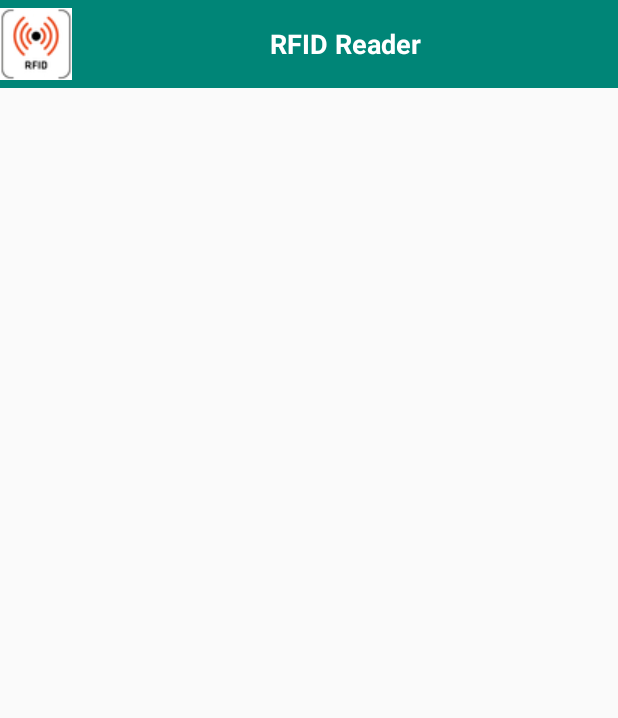
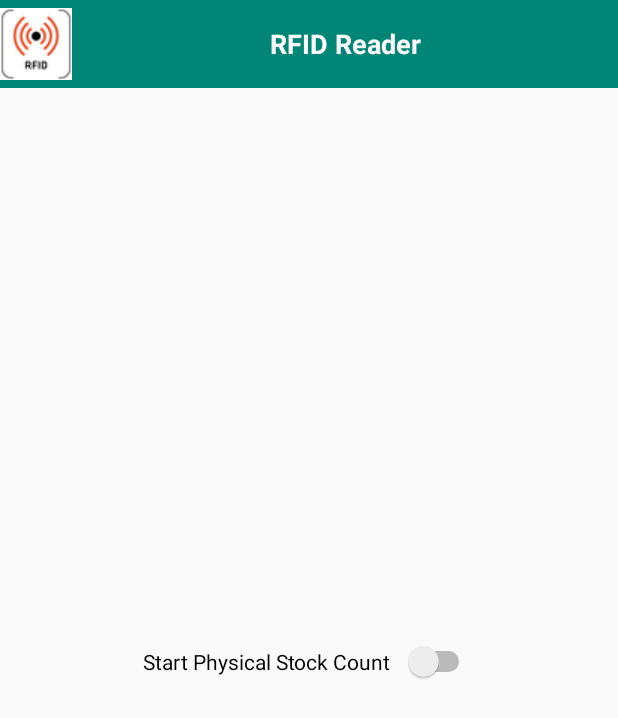
Before and after one commit to Vjcodemaster/RFID-Reader, an Android app: the screen it shows after launch (MainActivity), on a phone screen of 412 x 824 dp. Shown: the top 718 px of the screen. Run offline under Robolectric (Android 15) with nearby library versions, the phone set to English and light mode, and no system bars; our stand-ins replace Volley.

Commit message:
ChangeLog: **added toast. **added new switch button to make sure the request is sent to right URL **now using flag when switch button is clicked

```diff
--- a/app/src/main/java/app_utility/StaticReferenceClass.java
+++ b/app/src/main/java/app_utility/StaticReferenceClass.java
@@ -2,7 +2,7 @@ package app_utility;
 
 public class StaticReferenceClass {
 
-    public static final String sURL = "http://192.168.1.59:7000/api/";
+    public static final String sURL = "http://192.168.1.15:8040/api/";//"http://192.168.1.41:7000/api/";//
 
     public static final String sRFIDURL = sURL + "rfid_data_receive";
 }
--- a/app/src/main/java/com/autochip/rfidreader/MainActivity.java
+++ b/app/src/main/java/com/autochip/rfidreader/MainActivity.java
@@ -3,6 +3,8 @@ package com.autochip.rfidreader;
 import android.content.Intent;
 import android.support.v7.app.AppCompatActivity;
 import android.os.Bundle;
+import android.widget.CompoundButton;
+import android.widget.Switch;
 import android.widget.TextView;
 
 import app_utility.OnServiceInterface;
@@ -12,6 +14,7 @@ public class MainActivity extends AppCompatActivity implements OnServiceInterfac
     public static OnServiceInterface onServiceInterface;
     TextView tvRFID;
     TextView tvStatus;
+    Switch aSwitch;
 
     @Override
     protected void onCreate(Bundle savedInstanceState) {
@@ -19,15 +22,26 @@ public class MainActivity extends AppCompatActivity implements OnServiceInterfac
         setContentView(R.layout.activity_main);
         tvRFID = findViewById(R.id.tv_rfid);
         tvStatus = findViewById(R.id.tv_status);
+        aSwitch = findViewById(R.id.swtich_stock);
 
         onServiceInterface = this;
         Intent in = new Intent(MainActivity.this, RFIDReadService.class);
         startService(in);
+
+        aSwitch.setOnCheckedChangeListener(new CompoundButton.OnCheckedChangeListener() {
+            @Override
+            public void onCheckedChanged(CompoundButton compoundButton, boolean b) {
+                if (b)
+                    RFIDReadService.stockFlag = 1;
+                else
+                    RFIDReadService.stockFlag = 0;
+            }
+        });
     }
 
     @Override
     public void onServiceCall(String sCase, String sMSG, String sSubmitStatus) {
-        switch (sCase){
+        switch (sCase) {
             case "RFID":
                 tvRFID.setText(sMSG);
                 tvStatus.setText(sSubmitStatus);
--- a/app/src/main/res/layout/activity_main.xml
+++ b/app/src/main/res/layout/activity_main.xml
@@ -39,6 +39,14 @@
             android:layout_marginTop="10dp"
             android:layout_width="wrap_content"
             android:layout_height="wrap_content"/>
+
+        <Switch
+            android:id="@+id/swtich_stock"
+            android:layout_marginTop="10dp"
+            android:layout_width="wrap_content"
+            android:layout_height="wrap_content"
+            android:switchPadding="8dp"
+            android:text="Start Physical Stock Count" />
     </LinearLayout>
 
 
```
Also changed, not shown: app/src/main/java/com/autochip/rfidreader/RFIDReadService.java (+12 -11 lines), app/src/main/java/com/autochip/rfidreader/VolleyTask.java (+18 -1 lines).
